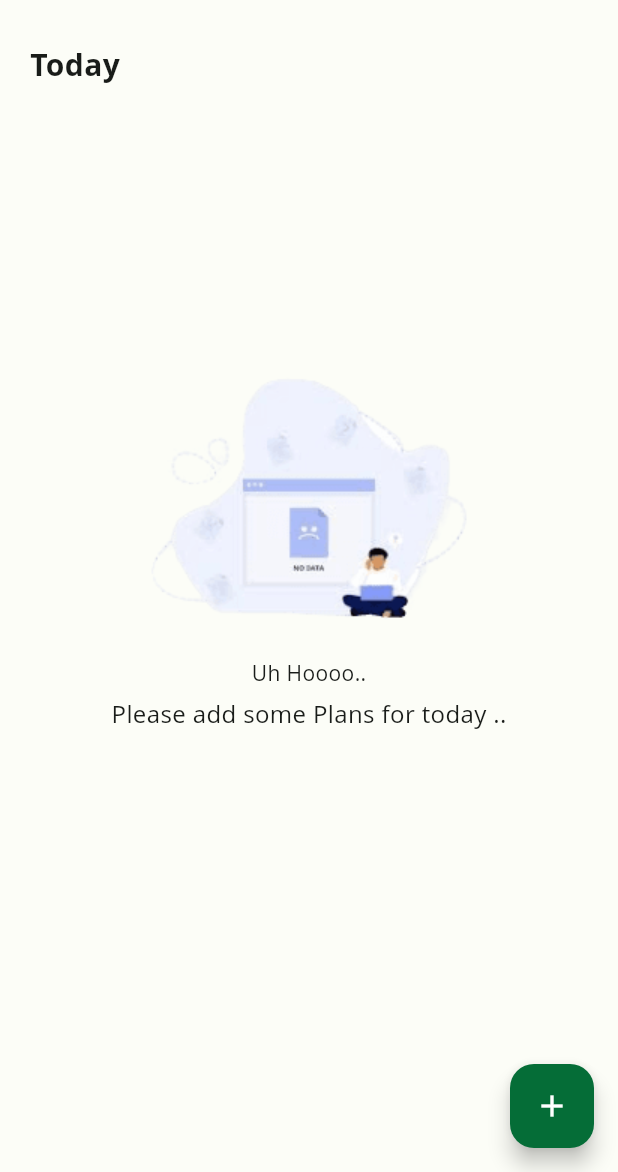
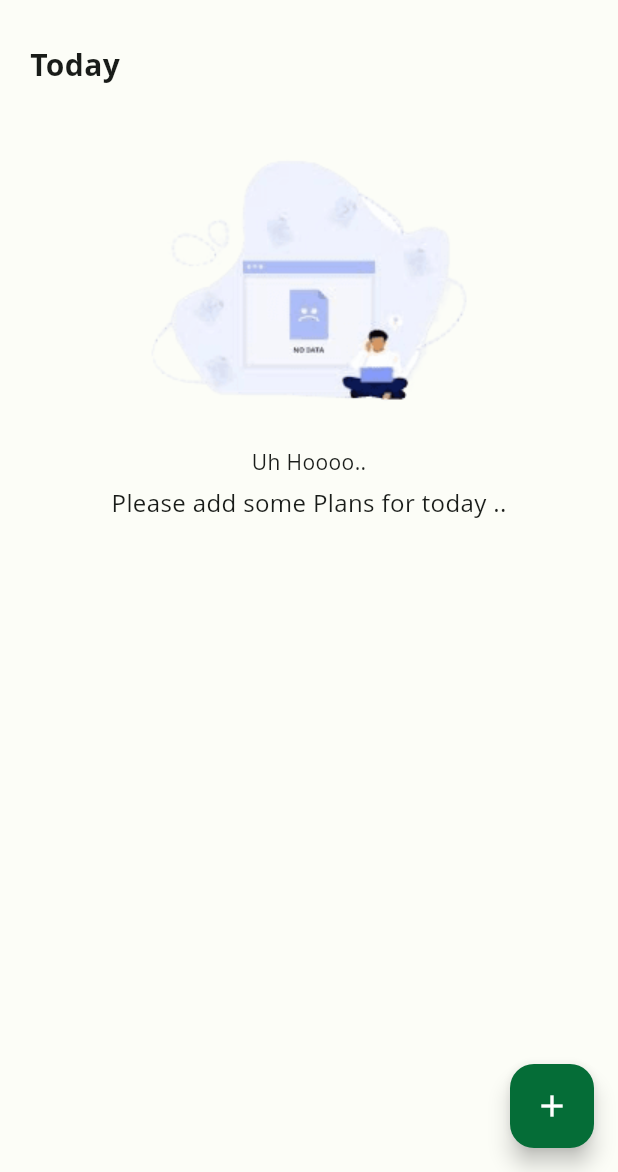
Before and after one commit to SumanRasaili/Notes-App, a Flutter app: the HomeScreen screen opened directly, on a phone screen of 412 x 824 dp, the part 64-1236 px from its top. Run offline on Flutter 3.47's test engine with Material 3 defaults, Android fonts, the phone set to English and light mode, and no system bars; our stand-ins replace bot_toast, cloud_firestore, firebase_auth, firebase_core, flutter_hooks, flutter_phoenix and 3 more; accounts and stored records are empty; Roboto replaces fonts that are missing (Open Sans).

Commit message:
today null case design chnaged

```diff
--- a/lib/ui/home/provider/notes_prov.dart
+++ b/lib/ui/home/provider/notes_prov.dart
@@ -1,3 +1,4 @@
+import 'package:flutter/material.dart';
 import 'package:hooks_riverpod/hooks_riverpod.dart';
 import 'package:notesapp/ui/home/model/note_models.dart';
 import 'package:notesapp/ui/home/repository/notes_repository.dart';
@@ -19,7 +20,7 @@ class NotesNotifier extends StateNotifier<Stream<List<NotesModel>>> {
     state = notes;
   }
 
-  deleteNote(String id) {
-    ref.read(notesRepositoryProvider).deleteProduct(id: id);
+  deleteNote({required String id,required BuildContext context}) {
+    ref.read(notesRepositoryProvider).deleteProduct(id: id,context: context);
   }
 }
--- a/lib/ui/home/view/home_page.dart
+++ b/lib/ui/home/view/home_page.dart
@@ -58,7 +58,6 @@ class HomeScreen extends HookConsumerWidget {
         ),
       ),
       appBar: AppBar(
-        // elevation: 2,
         backgroundColor: Theme.of(context).scaffoldBackgroundColor,
         centerTitle: false,
         title: const Text(
--- a/lib/ui/home/widgets/note_list.dart
+++ b/lib/ui/home/widgets/note_list.dart
@@ -91,10 +91,11 @@ class NoteListWidget extends HookConsumerWidget {
                                     child: const Text("No"),
                                   ),
                                   FilledButton(
-                                    onPressed: () async {
+                                    onPressed: () {
                                       ref
                                           .read(notesProvider.notifier)
-                                          .deleteNote(note.id ?? "");
+                                          .deleteNote(
+                                              id: note.id ?? "", context: ctx);
                                     },
                                     child: const Text("YES"),
                                   ),
--- a/lib/ui/home/widgets/today_note_widget.dart
+++ b/lib/ui/home/widgets/today_note_widget.dart
@@ -36,15 +36,15 @@ class TodayNotesWidget extends ConsumerWidget {
               ); // Handle errors
             } else if (dd.isEmpty) {
               return SizedBox(
-                height:
-                    (MediaQuery.of(context).size.height - (kToolbarHeight)) /
-                        1.3,
+                height: 300,
                 child: Center(
                   child: Column(
                       mainAxisAlignment: MainAxisAlignment.center,
                       crossAxisAlignment: CrossAxisAlignment.center,
                       children: [
                         Image.asset(
+                          height: 200,
+                          width: 250,
                           AssetPaths.noDataFound,
                         ),
                         const SizedBox(
```
Also changed, not shown: lib/ui/home/repository/notes_repository.dart (+6 -2 lines).
